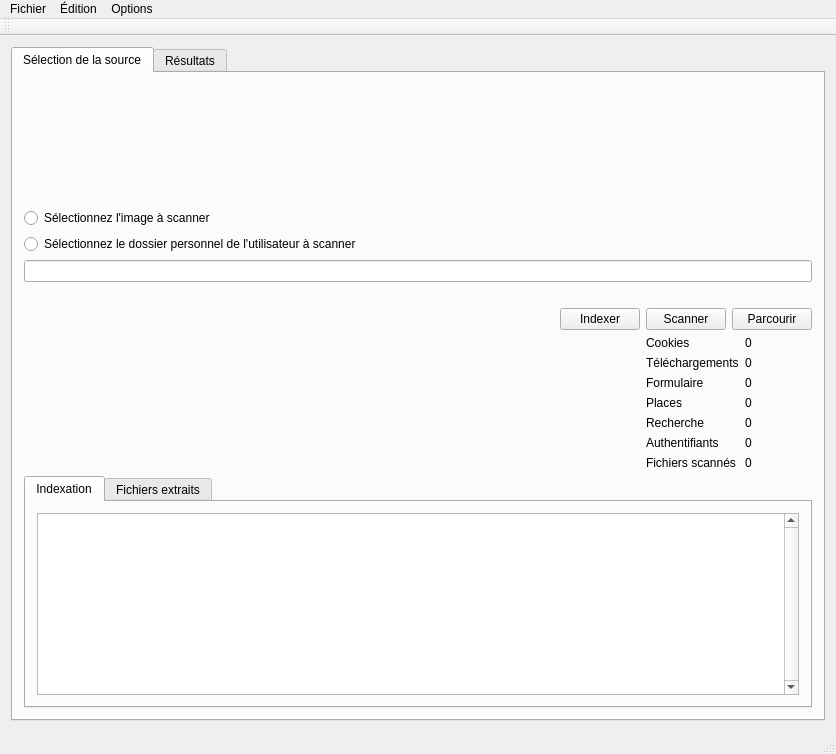
Qt form ui/main_window.ui (mgrzybek/forensics-data-extractor) before a commit.
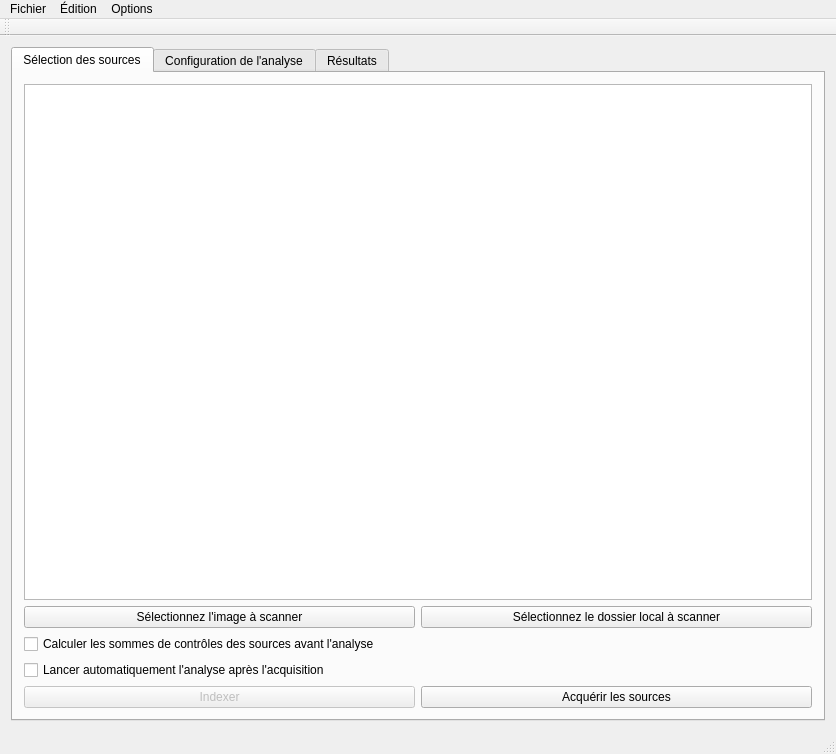
The same form after that commit. The open tabs and pages were chosen to show the change.

The edit to the form file:
```diff
--- a/ui/main_window.ui
+++ b/ui/main_window.ui
@@ -22,13 +22,55 @@
       </property>
       <widget class="QWidget" name="tab_fs">
        <attribute name="title">
-        <string>Sélection de la source</string>
+        <string>Sélection des sources</string>
        </attribute>
-       <layout class="QGridLayout" name="gridLayout">
-        <item row="5" column="1" colspan="3">
+       <layout class="QVBoxLayout" name="verticalLayout_11">
+        <item>
+         <widget class="QTableView" name="view_sources"/>
+        </item>
+        <item>
+         <layout class="QHBoxLayout" name="horizontalLayout_2">
+          <item>
+           <widget class="QPushButton" name="push_add_image">
+            <property name="text">
+             <string>Sélectionnez l'image à scanner</string>
+            </property>
+           </widget>
+          </item>
+          <item>
+           <widget class="QPushButton" name="push_add_directory">
+            <property name="text">
+             <string>Sélectionnez le dossier local à scanner</string>
+            </property>
+           </widget>
+          </item>
+         </layout>
+        </item>
+        <item>
+         <layout class="QVBoxLayout" name="verticalLayout_12">
+          <item>
+           <widget class="QCheckBox" name="check_post_checksum">
+            <property name="text">
+             <string>Calculer les sommes de contrôles des sources avant l'analyse</string>
+            </property>
+           </widget>
+          </item>
+          <item>
+           <widget class="QCheckBox" name="check_analysis_auto_start">
+            <property name="text">
+             <string>Lancer automatiquement l'analyse après l'acquisition</string>
+            </property>
+           </widget>
+          </item>
+         </layout>
+        </item>
+        <item>
          <layout class="QHBoxLayout" name="horizontalLayout">
           <item>
            <widget class="QPushButton" name="index_button">
+            <property name="enabled">
+             <bool>false</bool>
+            </property>
             <property name="text">
              <string>Indexer</string>
             </property>
@@ -37,62 +79,31 @@
           <item>
            <widget class="QPushButton" name="scan_button">
             <property name="text">
-             <string>Scanner</string>
+             <string>Acquérir les sources</string>
             </property>
            </widget>
           </item>
+         </layout>
+        </item>
+       </layout>
+      </widget>
+      <widget class="QWidget" name="tab">
+       <attribute name="title">
+        <string>Configuration de l'analyse</string>
+       </attribute>
+       <layout class="QVBoxLayout" name="verticalLayout_14">
+        <item>
+         <layout class="QVBoxLayout" name="verticalLayout_13">
           <item>
-           <widget class="QPushButton" name="browse_button">
+           <widget class="QCheckBox" name="check_use_networking">
             <property name="text">
-             <string>Parcourir</string>
+             <string>Utiliser la grille de calcul distribué</string>
             </property>
            </widget>
           </item>
          </layout>
         </item>
-        <item row="6" column="0" colspan="2">
-         <spacer name="horizontalSpacer_3">
-          <property name="orientation">
-           <enum>Qt::Horizontal</enum>
-          </property>
-          <property name="sizeHint" stdset="0">
-           <size>
-            <width>684</width>
-            <height>20</height>
-           </size>
-          </property>
-         </spacer>
-        </item>
-        <item row="5" column="0">
-         <spacer name="horizontalSpacer">
-          <property name="orientation">
-           <enum>Qt::Horizontal</enum>
-          </property>
-          <property name="sizeHint" stdset="0">
-           <size>
-            <width>600</width>
-            <height>20</height>
-           </size>
-          </property>
-         </spacer>
-        </item>
-        <item row="4" column="0" colspan="4">
-         <spacer name="horizontalSpacer_2">
-          <property name="orientation">
-           <enum>Qt::Horizontal</enum>
-          </property>
-          <property name="sizeHint" stdset="0">
-           <size>
-            <width>793</width>
-            <height>20</height>
-           </size>
-          </property>
-         </spacer>
-        </item>
-        <item row="3" column="0" colspan="4">
-         <widget class="QLineEdit" name="source_line"/>
-        </item>
-        <item row="6" column="2" colspan="2">
+        <item>
          <layout class="QFormLayout" name="formLayout">
           <property name="fieldGrowthPolicy">
            <enum>QFormLayout::AllNonFixedFieldsGrow</enum>
@@ -197,64 +208,6 @@
           </item>
          </layout>
         </item>
-        <item row="7" column="0" colspan="4">
-         <widget class="QTabWidget" name="tab_processing">
-          <property name="currentIndex">
-           <number>1</number>
-          </property>
-          <widget class="QWidget" name="tab_indexing">
-           <attribute name="title">
-            <string>Indexation</string>
-           </attribute>
-           <layout class="QVBoxLayout" name="verticalLayout_9">
-            <item>
-             <widget class="QTableView" name="indexed_list">
-              <property name="verticalScrollBarPolicy">
-               <enum>Qt::ScrollBarAlwaysOn</enum>
-              </property>
-             </widget>
-            </item>
-           </layout>
-          </widget>
-          <widget class="QWidget" name="tab_files_found">
-           <attribute name="title">
-            <string>Fichiers extraits</string>
-           </attribute>
-           <layout class="QVBoxLayout" name="verticalLayout_10">
-            <item>
-             <widget class="QTableView" name="extracted_list"/>
-            </item>
-           </layout>
-          </widget>
-         </widget>
-        </item>
-        <item row="0" column="1">
-         <spacer name="verticalSpacer_3">
-          <property name="orientation">
-           <enum>Qt::Vertical</enum>
-          </property>
-          <property name="sizeHint" stdset="0">
-           <size>
-            <width>20</width>
-            <height>137</height>
-           </size>
-          </property>
-         </spacer>
-        </item>
-        <item row="1" column="0">
-         <widget class="QRadioButton" name="radio_image">
-          <property name="text">
-           <string>Sélectionnez l'image à scanner</string>
-          </property>
-         </widget>
-        </item>
-        <item row="2" column="0">
-         <widget class="QRadioButton" name="radio_directory">
-          <property name="text">
-           <string>Sélectionnez le dossier personnel de l'utilisateur à scanner</string>
-          </property>
-         </widget>
-        </item>
        </layout>
       </widget>
       <widget class="QWidget" name="widget">
```
Left out of the diff: 28 changed lines with no effect on the pictures.
